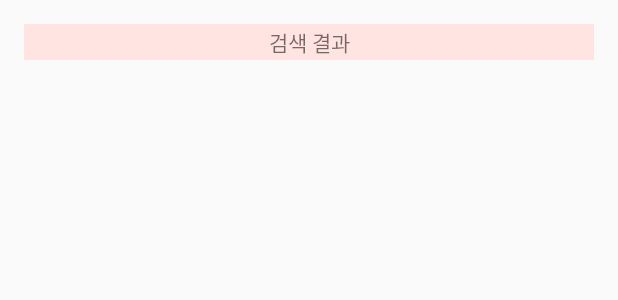
After one commit to 06Ag/Capstone, an Android app: the layout activity_sign_search.xml on its own in the app's theme, with its tools: preview values and no code run, on a phone screen of 412 x 824 dp. The commit adds this screen. Shown: the top 300 px of the screen. Run offline under Robolectric (Android 15) with nearby library versions, the phone set to English and light mode, and no system bars.

Commit message:
DB검색

```diff
--- a/Signlanguage/app/src/main/AndroidManifest.xml
+++ b/Signlanguage/app/src/main/AndroidManifest.xml
@@ -34,7 +34,8 @@
         android:supportsRtl="true"
         android:theme="@style/AppTheme"
         tools:ignore="GoogleAppIndexingWarning">
-        <activity android:name=".DBtest"></activity>
+        <activity android:name=".SignSearch"></activity>
+        <activity android:name=".DBtest" />
         <activity android:name=".HsvSetting" />
         <activity android:name=".Translation" />
         <activity android:name=".TodayReview" />
--- /dev/null
+++ b/Signlanguage/app/src/main/res/layout/activity_sign_search.xml
@@ -0,0 +1,31 @@
+<?xml version="1.0" encoding="utf-8"?>
+
+<LinearLayout xmlns:android="http://schemas.android.com/apk/res/android"
+
+    xmlns:tools="http://schemas.android.com/tools"
+    android:layout_width="match_parent"
+    android:layout_height="match_parent"
+    android:orientation="vertical"
+    android:padding="16dp"
+    tools:context=".SignSearch">
+
+    <TextView
+        android:layout_width="match_parent"
+        android:layout_height="24dp"
+        android:background="@color/mistyrose"
+        android:text="검색 결과"
+        android:layout_gravity="center"
+        android:gravity="center_horizontal|center_vertical"
+        />
+
+    <ScrollView
+        android:layout_marginTop="16dp"
+        android:layout_width="match_parent"
+        android:layout_height="match_parent">
+
+        <TextView
+            android:id="@+id/signresult"
+            android:layout_width="wrap_content"
+            android:layout_height="wrap_content"/>
+    </ScrollView>
+</LinearLayout>
```
Also changed, not shown: Signlanguage/app/src/main/java/com/example/singlanguage/DBHelper.java (+25 -0 lines), Signlanguage/app/src/main/java/com/example/singlanguage/SignSearch.java (added, +27 -0 lines), Signlanguage/app/src/main/java/com/example/singlanguage/learning.java (+17 -0 lines), Signlanguage/app/src/main/res/layout/activity_learning.xml (+40 -8 lines).
